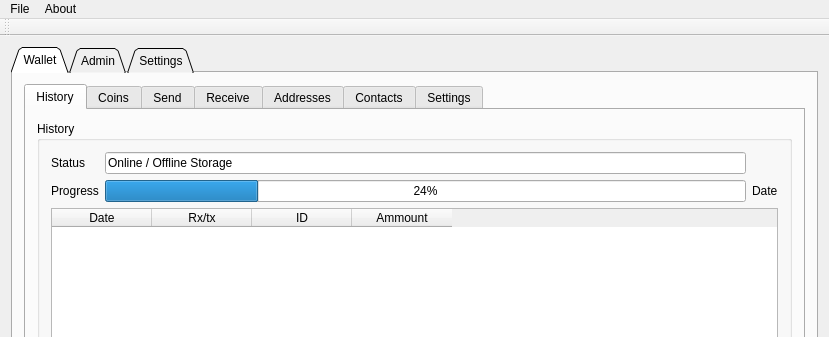
Above: qtCoin/mainwindow.ui from netpipe/EcoCoin before the change; both pictures show x 0 to 829 and y 0 to 337 of the 829 by 915 pixel window. Below: the same form after it.
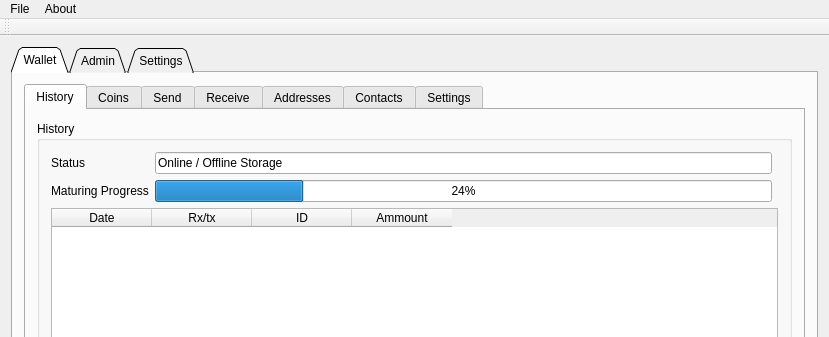
That is the form after the change. The open tabs and pages were chosen to show the change.

Patch:
```diff
--- a/qtCoin/mainwindow.ui
+++ b/qtCoin/mainwindow.ui
@@ -61,7 +61,7 @@
                <item row="1" column="0">
                 <widget class="QLabel" name="label_12">
                  <property name="text">
-                  <string>Progress</string>
+                  <string>Maturing Progress</string>
                  </property>
                 </widget>
                </item>
@@ -72,13 +72,6 @@
                  </property>
                 </widget>
                </item>
-               <item row="1" column="2">
-                <widget class="QLabel" name="label_13">
-                 <property name="text">
-                  <string>Date</string>
-                 </property>
-                </widget>
-               </item>
                <item row="2" column="0" colspan="3">
                 <widget class="QTableWidget" name="tableWidgetUsers_2">
                  <property name="styleSheet">
```
Left out of the diff: 2 changed lines with no effect on the pictures.
